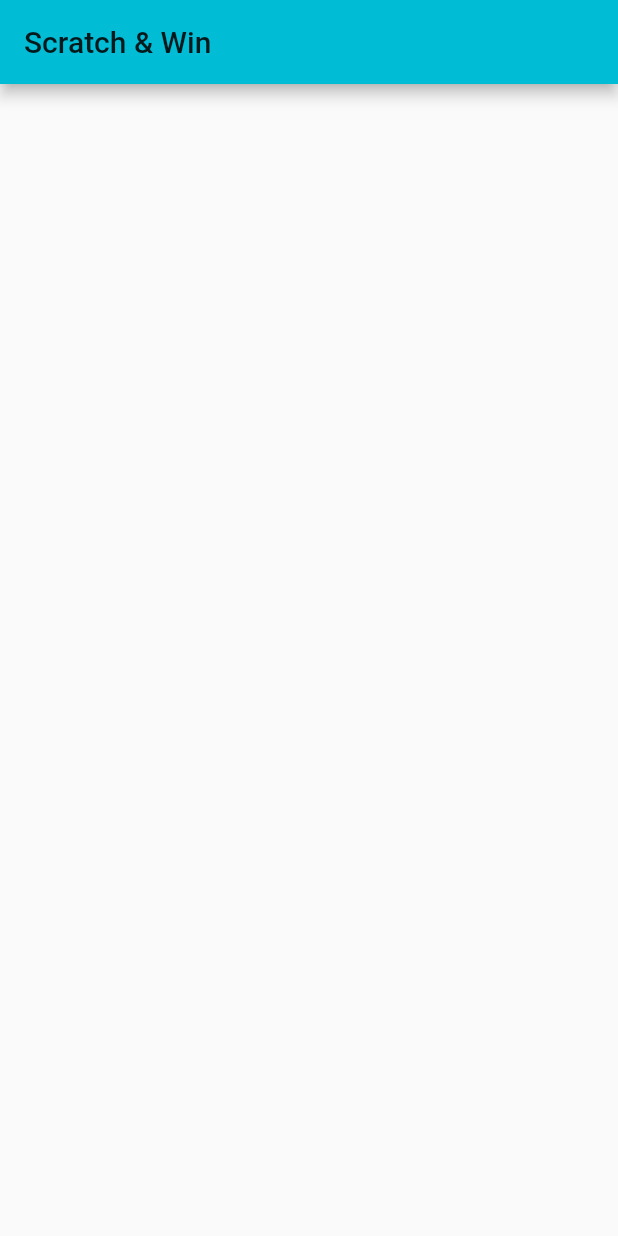
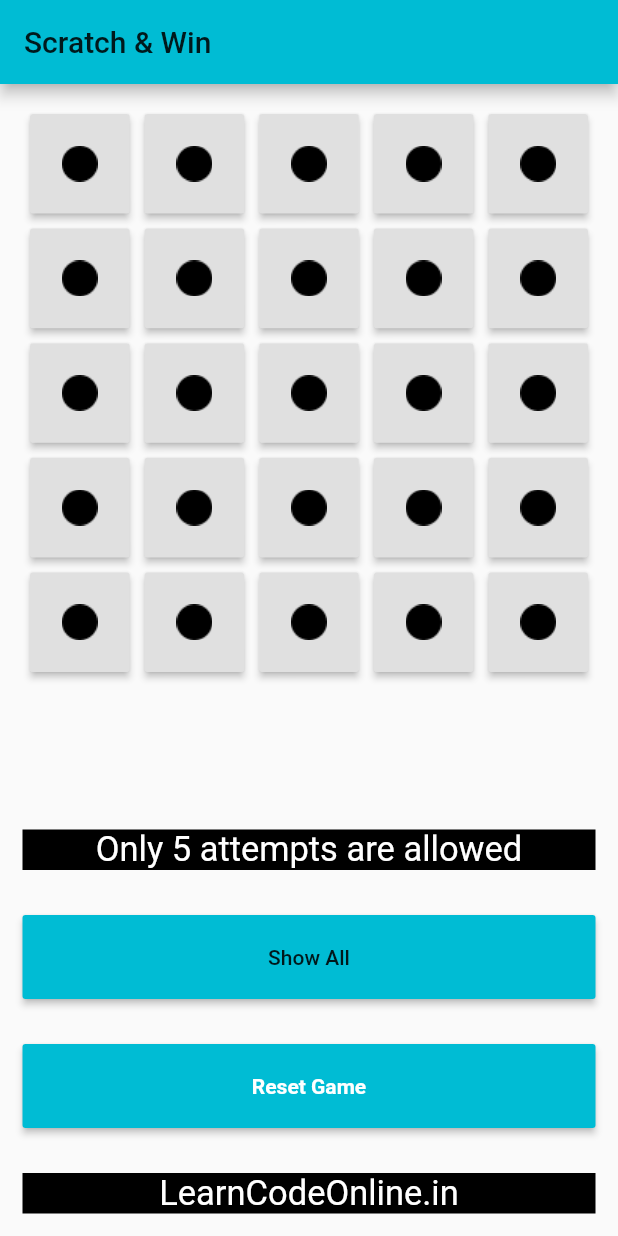
Before and after one commit to KushalDesai1/FlutterBootcamp, a Flutter app: the screen it shows after launch, on a phone screen of 412 x 824 dp. Run offline on Flutter 3.47's test engine with Material 2 defaults, Android fonts, the phone set to English and light mode, and no system bars.

Commit message:
Added attempt count, working code

```diff
--- a/06/ScratchAndWin/lib/ScratchAndWin.dart
+++ b/06/ScratchAndWin/lib/ScratchAndWin.dart
@@ -14,13 +14,17 @@ class _ScratchAndWinState extends State<ScratchAndWin> {
 
   // TODO: Get an array for 25 buttons
   List<String> itemArray;
+  String message;
   int luckyNumber;
+  int noOfAttempts;
 
   @override
   void initState() {
     // TODO: implement initState
     super.initState();
     itemArray = List<String>.generate(25, (index) => "empty");
+    noOfAttempts = 5;
+    message = 'Only $noOfAttempts attempts are allowed';
     generateRandomNumber();
   }
 
@@ -32,15 +36,54 @@ class _ScratchAndWinState extends State<ScratchAndWin> {
   }
 
   // TODO: Define getImage method
+  AssetImage getImage(int index) {
+    String currentState = itemArray[index];
+    switch (currentState) {
+      case 'lucky':
+        return lucky;
+        break;
+      case 'unlucky':
+        return unlucky;
+        break;
+    }
+    return circle;
+  }
 
   // TODO: PlayGame methods
+  playGame(int index) {
+    if (luckyNumber == index) {
+      setState(() {
+        itemArray[index] = "lucky";
+        noOfAttempts = noOfAttempts - 1;
+        message = 'Only $noOfAttempts attempts are allowed';
+      });
+    } else {
+      setState(() {
+        itemArray[index] = "unlucky";
+        noOfAttempts = noOfAttempts - 1;
+        message = 'Only $noOfAttempts attempts are allowed';
+      });
+    }
+
+    if (noOfAttempts == 0) {
+      this.resetGame();
+    }
+  }
 
   // TODO: ShowAll
+  showAll() {
+    setState(() {
+      itemArray = List<String>.filled(25, "unlucky");
+      itemArray[luckyNumber] = "lucky";
+    });
+  }
 
   //TODO: ResetAll
   resetGame() {
     setState(() {
       itemArray = List<String>.filled(25, "empty");
+      noOfAttempts = 5;
+      message = 'Only $noOfAttempts attempts are allowed';
     });
     generateRandomNumber();
   }
@@ -51,6 +94,78 @@ class _ScratchAndWinState extends State<ScratchAndWin> {
       appBar: AppBar(
         title: Text('Scratch & Win'),
       ),
+      body: Column(
+        mainAxisAlignment: MainAxisAlignment.start,
+        crossAxisAlignment: CrossAxisAlignment.stretch,
+        children: <Widget>[
+          Expanded(
+              child: GridView.builder(
+                  padding: EdgeInsets.all(20.0),
+                  gridDelegate: SliverGridDelegateWithFixedCrossAxisCount(
+                    crossAxisCount: 5,
+                    childAspectRatio: 1.0,
+                    crossAxisSpacing: 10.0,
+                    mainAxisSpacing: 10.0,
+                  ),
+                  itemCount: itemArray.length,
+                  itemBuilder: (context, i) => SizedBox(
+                        width: 50.0,
+                        height: 50.0,
+                        child: RaisedButton(
+                          onPressed: () {
+                            playGame(i);
+                          },
+                          child: Image(image: this.getImage(i)),
+                        ),
+                      ))),
+          Container(
+              margin: EdgeInsets.all(15.0),
+              color: Colors.black,
+              child: Center(
+                child: Text(
+                  message,
+                  style: TextStyle(color: Colors.white, fontSize: 23.0),
+                ),
+              )),
+          Container(
+            margin: EdgeInsets.all(15.0),
+            child: RaisedButton(
+              onPressed: () {
+                this.showAll();
+              },
+              color: Colors.cyan,
+              padding: EdgeInsets.all(20.0),
+              child: Text('Show All'),
+            ),
+          ),
+          Container(
+            margin: EdgeInsets.all(15.0),
+            child: RaisedButton(
+              onPressed: () {
+                this.resetGame();
+              },
+              color: Colors.cyan,
+              padding: EdgeInsets.all(20.0),
+              child: Center(
+                child: Text(
+                  'Reset Game',
+                  style: TextStyle(
+                      color: Colors.white, fontWeight: FontWeight.bold),
+                ),
+              ),
+            ),
+          ),
+          Container(
+              margin: EdgeInsets.all(15.0),
+              color: Colors.black,
+              child: Center(
+                child: Text(
+                  'LearnCodeOnline.in',
+                  style: TextStyle(color: Colors.white, fontSize: 23.0),
+                ),
+              ))
+        ],
+      ),
     );
   }
 }
```
